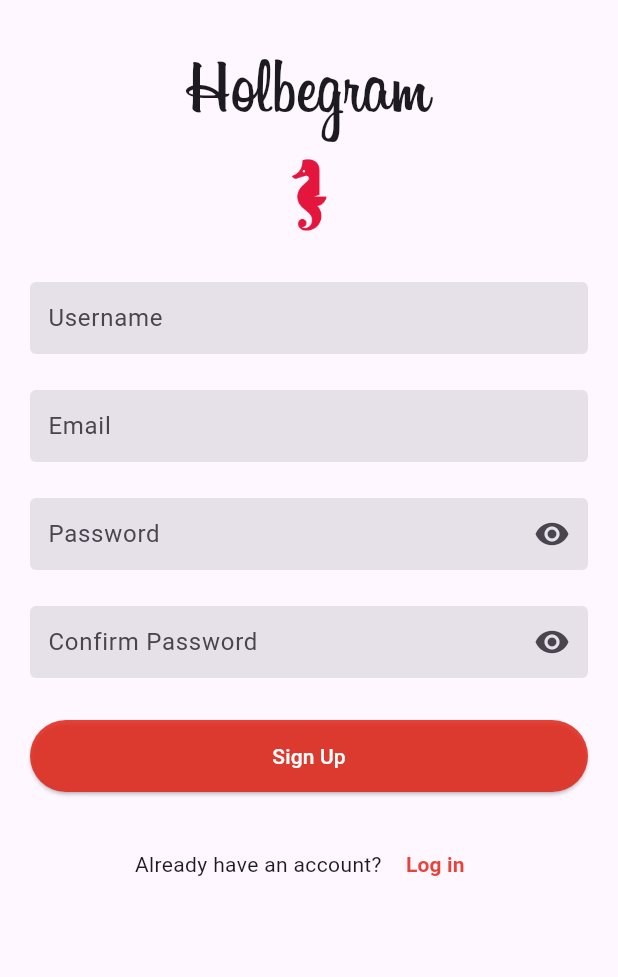
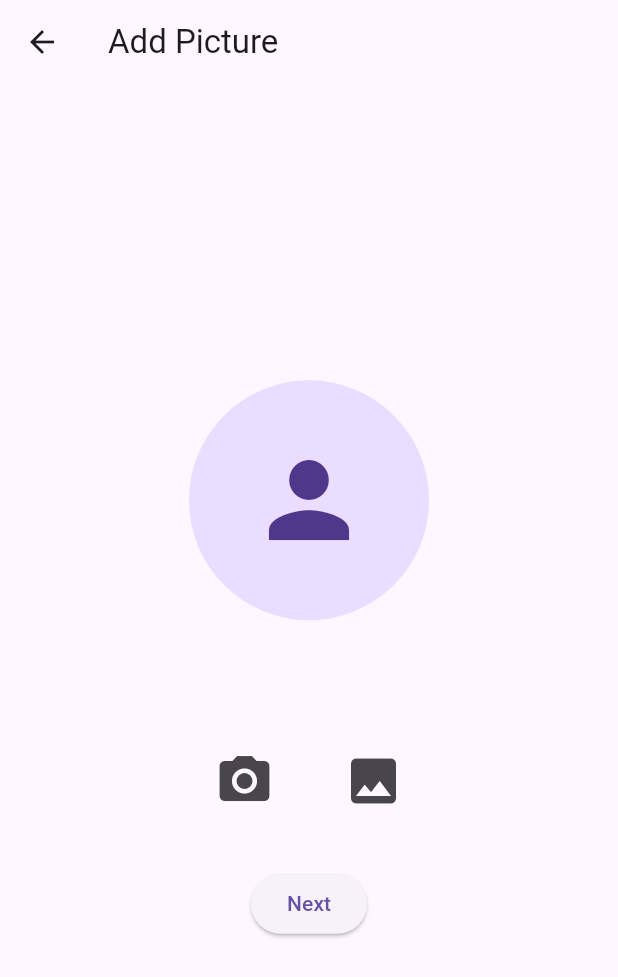
Before and after one commit to Yaminadjenkal/-holbertonschool-holbegram, a Flutter app: the SignUp screen opened directly, after a tap on "Sign Up", on a phone screen of 412 x 824 dp. Shown: the top 977 px of the screen. Run offline on Flutter 3.47's test engine with Material 3 defaults, Android fonts, the phone set to English and light mode, and no system bars; our stand-ins replace cloud_firestore, image_picker; accounts and stored records are empty; project files that could hold a hidden picture were left out.

Commit message:
Pass data between signup and upload picture screens

```diff
--- a/holbegram/lib/screens/signup_screen.dart
+++ b/holbegram/lib/screens/signup_screen.dart
@@ -1,6 +1,7 @@
 import 'package:flutter/material.dart';
 import '../widgets/text_field.dart';
 import 'login_screen.dart';
+import 'upload_image_screen.dart';
 
 class SignUp extends StatefulWidget {
   const SignUp({super.key});
@@ -146,7 +147,22 @@ class _SignUpState extends State<SignUp> {
                       ),
                     ),
                   ),
-                  onPressed: () {},
+                  onPressed: () {
+                    Navigator.push(
+                      context,
+                      MaterialPageRoute(
+                        builder: (context) =>
+                            AddPicture(
+                          email:
+                              emailController.text,
+                          password:
+                              passwordController.text,
+                          username:
+                              usernameController.text,
+                        ),
+                      ),
+                    );
+                  },
                   child: const Text(
                     'Sign Up',
                     style: TextStyle(
@@ -178,7 +194,8 @@ class _SignUpState extends State<SignUp> {
                     child: const Text(
                       'Log in',
                       style: TextStyle(
-                        fontWeight: FontWeight.bold,
+                        fontWeight:
+                            FontWeight.bold,
                         color: Color.fromARGB(
                           218,
                           226,
--- a/holbegram/lib/screens/upload_image_screen.dart
+++ b/holbegram/lib/screens/upload_image_screen.dart
@@ -1,10 +1,134 @@
+import 'dart:typed_data';
+
 import 'package:flutter/material.dart';
+import 'package:image_picker/image_picker.dart';
 
-class UploadImageScreen extends StatelessWidget {
-  const UploadImageScreen({super.key});
+class AddPicture extends StatefulWidget {
+  final String email;
+  final String password;
+  final String username;
+
+  const AddPicture({
+    super.key,
+    required this.email,
+    required this.password,
+    required this.username,
+  });
+
+  @override
+  State<AddPicture> createState() => _AddPictureState();
+}
+
+class _AddPictureState extends State<AddPicture> {
+  Uint8List? _image;
+
+  Future<void> selectImageFromGallery() async {
+    final ImagePicker picker = ImagePicker();
+
+    XFile? file = await picker.pickImage(
+      source: ImageSource.gallery,
+    );
+
+    if (file != null) {
+      Uint8List imageBytes =
+          await file.readAsBytes();
+
+      setState(() {
+        _image = imageBytes;
+      });
+    }
+  }
+
+  Future<void> selectImageFromCamera() async {
+    final ImagePicker picker = ImagePicker();
+
+    XFile? file = await picker.pickImage(
+      source: ImageSource.camera,
+    );
+
+    if (file != null) {
+      Uint8List imageBytes =
+          await file.readAsBytes();
+
+      setState(() {
+        _image = imageBytes;
+      });
+    }
+  }
 
   @override
   Widget build(BuildContext context) {
-    return const Scaffold();
+    return Scaffold(
+      appBar: AppBar(
+        title: const Text(
+          'Add Picture',
+        ),
+      ),
+      body: Center(
+        child: Column(
+          mainAxisAlignment:
+              MainAxisAlignment.center,
+          children: [
+            CircleAvatar(
+              radius: 80,
+              backgroundImage: _image != null
+                  ? MemoryImage(_image!)
+                  : null,
+              child: _image == null
+                  ? const Icon(
+                      Icons.person,
+                      size: 80,
+                    )
+                  : null,
+            ),
+
+            const SizedBox(height: 20),
+
+            Text(
+              widget.username,
+              style: const TextStyle(
+                fontSize: 20,
+                fontWeight: FontWeight.bold,
+              ),
+            ),
+
+            const SizedBox(height: 30),
+
+            Row(
+              mainAxisAlignment:
+                  MainAxisAlignment.center,
+              children: [
+                IconButton(
+                  onPressed:
+                      selectImageFromCamera,
+                  icon: const Icon(
+                    Icons.camera_alt,
+                    size: 40,
+                  ),
+                ),
+                const SizedBox(width: 30),
+                IconButton(
+                  onPressed:
+                      selectImageFromGallery,
+                  icon: const Icon(
+                    Icons.photo,
+                    size: 40,
+                  ),
+                ),
+              ],
+            ),
+
+            const SizedBox(height: 30),
+
+            ElevatedButton(
+              onPressed: () {},
+              child: const Text(
+                'Next',
+              ),
+            ),
+          ],
+        ),
+      ),
+    );
   }
 }
```
Also changed, not shown: holbegram/lib/methods/auth_methods.dart (+10 -19 lines).
